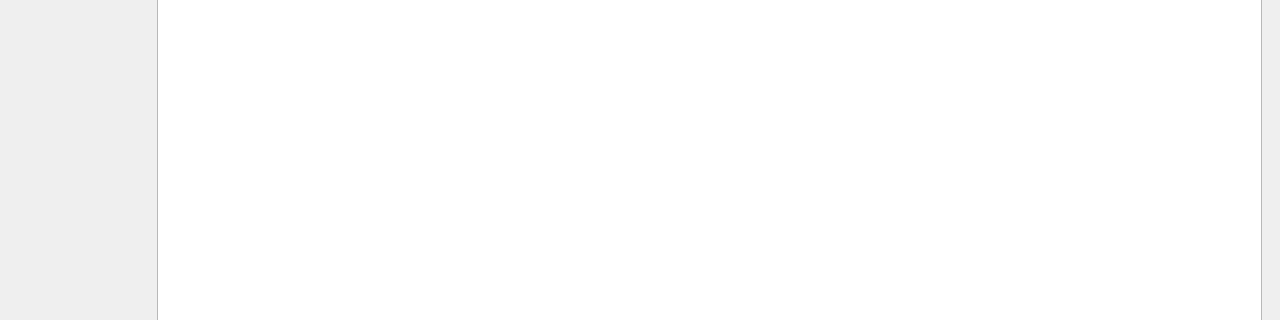
CarlosL62/supermarket-inventory-system, file app/gui/main_window.ui: the form before one commit; both pictures show x 0 to 1280 and y 289 to 609 of the 1280 by 820 pixel window.
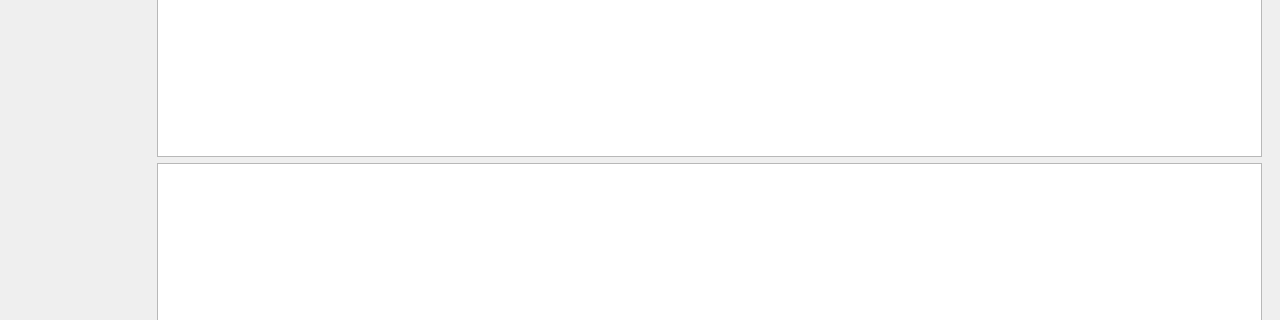
The form after the commit. The open tabs and pages were chosen to show the change.

Commit message: feat: enhance graph visualization and connection management in UI

Diff of the .ui file:
```diff
--- a/app/gui/main_window.ui
+++ b/app/gui/main_window.ui
@@ -318,6 +318,9 @@
             </item>
            </layout>
           </item>
+          <item>
+           <widget class="QGraphicsView" name="graphGraphicsView"/>
+          </item>
           <item>
            <widget class="QTableWidget" name="connectionsTable"/>
           </item>
```
The commit also changes 3 other files.
